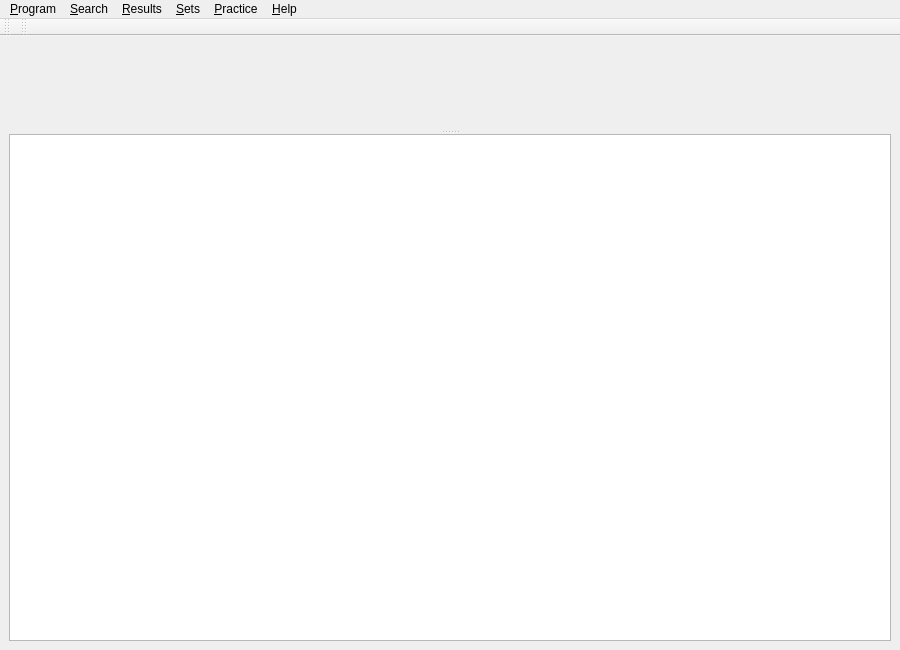
This is src/gui/MainWindow.ui in Gnurou/tagainijisho as Qt 5 draws it before an edit. The edited form follows.
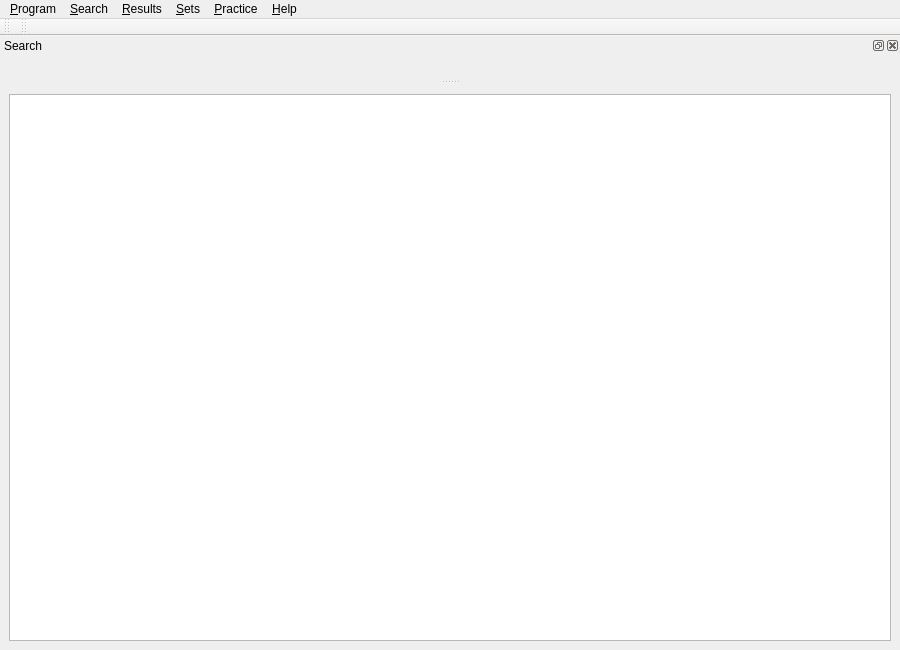
This is the edited form. Icons and pictures are not drawn. Custom widgets are drawn as their Qt base class.

Commit message: Search results dockable - just to see

The edit to the form file:
```diff
--- a/src/gui/MainWindow.ui
+++ b/src/gui/MainWindow.ui
@@ -23,16 +23,7 @@
   <widget class="QWidget" name="centralwidget">
    <layout class="QVBoxLayout" name="verticalLayout">
     <item>
-     <widget class="MultiStackedWidget" name="_searchFilters" native="true"/>
-    </item>
-    <item>
-     <widget class="QSplitter" name="splitter">
-      <property name="orientation">
-       <enum>Qt::Vertical</enum>
-      </property>
-      <widget class="ResultsViewWidget" name="_resultsView" native="true"/>
-      <widget class="ToolBarDetailedView" name="_detailedView"/>
-     </widget>
+     <widget class="ToolBarDetailedView" name="_detailedView"/>
     </item>
    </layout>
   </widget>
@@ -137,6 +128,24 @@
     <bool>false</bool>
    </attribute>
   </widget>
+  <widget class="QDockWidget" name="searchDockWidget">
+   <property name="windowTitle">
+    <string>Search</string>
+   </property>
+   <attribute name="dockWidgetArea">
+    <number>4</number>
+   </attribute>
+   <widget class="QWidget" name="dockWidgetContents">
+    <layout class="QVBoxLayout" name="verticalLayout_2">
+     <item>
+      <widget class="MultiStackedWidget" name="_searchFilters" native="true"/>
+     </item>
+     <item>
+      <widget class="ResultsViewWidget" name="_resultsView" native="true"/>
+     </item>
+    </layout>
+   </widget>
+  </widget>
   <action name="actionExport_user_data">
    <property name="icon">
     <iconset resource="../../tagainijisho.qrc">
```
Left out of the diff: 16 changed lines with no effect on the pictures. The commit also changes 1 other file.
